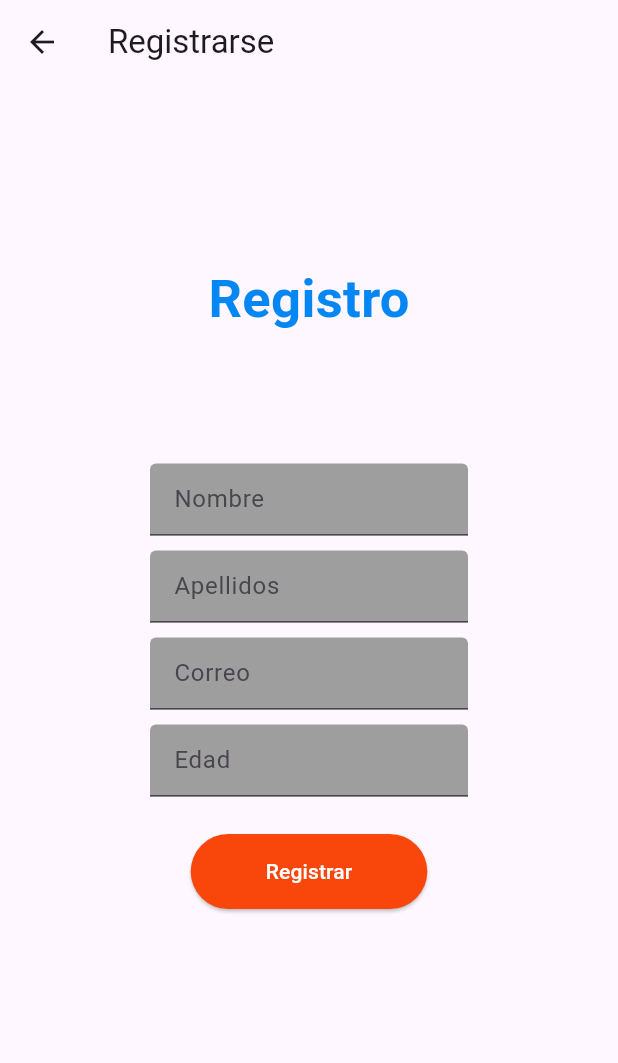
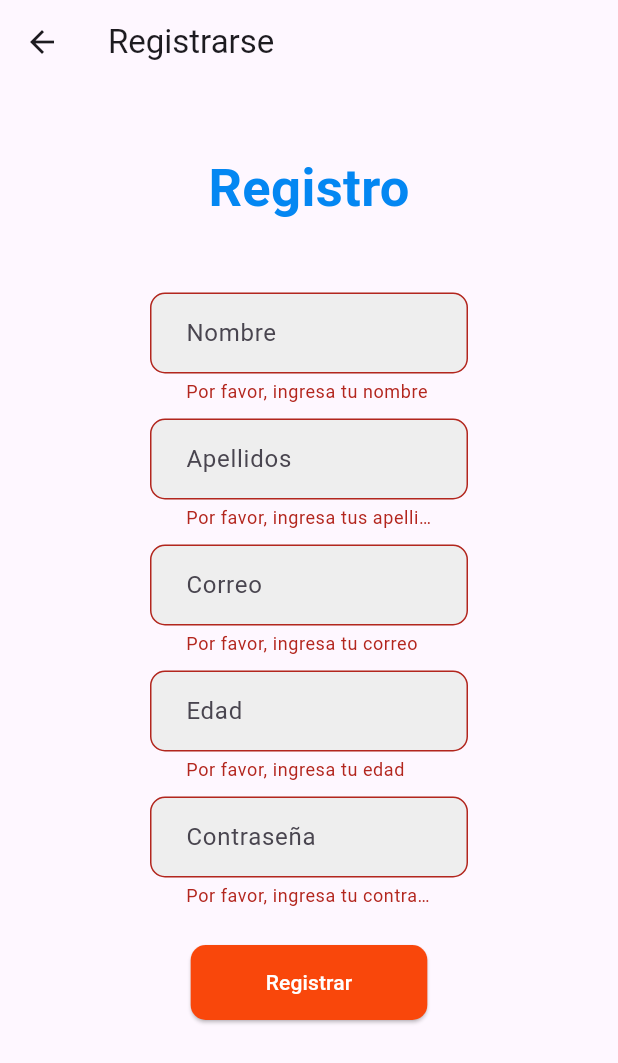
Before and after one commit to ChrisOsicka/TAE_APP, a Flutter app: the Registro screen opened directly, after a tap on "Registrar", on a phone screen of 412 x 824 dp. Shown: the top 1063 px of the screen. Run offline on Flutter 3.47's test engine with Material 3 defaults, Android fonts, the phone set to English and light mode, and no system bars.

Commit message:
Proyecto Flutter

```diff
--- a/lib/paginas/registro.dart
+++ b/lib/paginas/registro.dart
@@ -1,4 +1,23 @@
 import 'package:flutter/material.dart';
+
+void main() {
+  runApp(const MyApp());
+}
+
+class MyApp extends StatelessWidget {
+  const MyApp({super.key});
+
+  @override
+  Widget build(BuildContext context) {
+    return MaterialApp(
+      title: 'Registro',
+      theme: ThemeData(
+        primarySwatch: Colors.blue,
+      ),
+      home: const Registro(),
+    );
+  }
+}
 
 class Registro extends StatelessWidget {
   const Registro({super.key});
@@ -9,109 +28,119 @@ class Registro extends StatelessWidget {
       appBar: AppBar(
         title: const Text("Registrarse"),
       ),
-      body: cuerpo()
+      body: Form(
+        key: _formKey,
+        child: cuerpo(),
+      ),
     );
   }
 }
 
-Widget cuerpo(){
+final _formKey = GlobalKey<FormState>();
+
+Widget cuerpo() {
   return Container(
-    padding: EdgeInsets.only(bottom: 100),
-    decoration: BoxDecoration(
-    ),
+    padding: const EdgeInsets.only(bottom: 100),
     child: Center(
       child: Column(
         mainAxisAlignment: MainAxisAlignment.center,
         children: <Widget>[
           registro(),
-          nombre(),
-          apellidos(),
-          correo(),
-          edad(),
-          const SizedBox(height: 20,),
+          _buildTextField("Nombre", validator: (value) {
+            if (value == null || value.isEmpty) {
+              return 'Por favor, ingresa tu nombre';
+            }
+            return null;
+          }),
+          _buildTextField("Apellidos", validator: (value) {
+            if (value == null || value.isEmpty) {
+              return 'Por favor, ingresa tus apellidos';
+            }
+            return null;
+          }),
+          _buildTextField("Correo", validator: (value) {
+            if (value == null || value.isEmpty) {
+              return 'Por favor, ingresa tu correo';
+            }
+            if (!RegExp(r'^[\w-\.]+@([\w-]+\.)+[\w-]{2,4}$').hasMatch(value)) {
+              return 'Correo no válido';
+            }
+            return null;
+          }),
+          _buildTextField("Edad", validator: (value) {
+            if (value == null || value.isEmpty) {
+              return 'Por favor, ingresa tu edad';
+            }
+            if (int.tryParse(value) == null) {
+              return 'Edad no válida';
+            }
+            return null;
+          }),
+          _buildTextField("Contraseña", isPassword: true, validator: (value) {
+            if (value == null || value.isEmpty) {
+              return 'Por favor, ingresa tu contraseña';
+            }
+            if (value.length < 8) {
+              return 'La contraseña debe tener al menos 8 caracteres';
+            }
+            return null;
+          }),
+          const SizedBox(height: 20),
           registrar(),
         ],
-      )
-      ),
-  );
-}
-
-Widget registro(){
-return Container(
-  padding: const EdgeInsets.only(bottom: 80), // Padding del Container
-  child: const Text(
-    "Registro",
-    style: TextStyle(
-      color: Color.fromARGB(255, 4, 135, 242), // Color del texto
-      fontSize: 35.0, // Tamaño de la fuente
-      fontWeight: FontWeight.bold, // Negrita
       ),
     ),
   );
 }
 
-Widget nombre(){
+Widget registro() {
   return Container(
-      padding: EdgeInsets.symmetric(horizontal: 100, vertical:5),
-      child: TextField(
-      decoration: InputDecoration(
-        hintText: "Nombre",
-        fillColor: Colors.grey,
-        filled: true,
+    padding: const EdgeInsets.only(bottom: 40),
+    child: const Text(
+      "Registro",
+      style: TextStyle(
+        color: Color.fromARGB(255, 4, 135, 242),
+        fontSize: 35.0,
+        fontWeight: FontWeight.bold,
       ),
     ),
   );
 }
 
-Widget apellidos(){
+Widget _buildTextField(String hintText, {bool isPassword = false, String? Function(String?)? validator}) {
   return Container(
-      padding: EdgeInsets.symmetric(horizontal: 100, vertical:5),
-      child: TextField(
+    padding: const EdgeInsets.symmetric(horizontal: 100, vertical: 5),
+    child: TextFormField(
+      obscureText: isPassword,
       decoration: InputDecoration(
-        hintText: "Apellidos",
-        fillColor: Colors.grey,
+        hintText: hintText,
+        fillColor: Colors.grey[200],
         filled: true,
+        border: OutlineInputBorder(
+          borderRadius: BorderRadius.circular(10.0),
         ),
+        contentPadding: const EdgeInsets.symmetric(horizontal: 20, vertical: 15),
+      ),
+      validator: validator,
     ),
   );
 }
 
-Widget correo(){
-    return Container(
-      padding: EdgeInsets.symmetric(horizontal: 100, vertical:5),
-      child: TextField(
-      decoration: InputDecoration(
-        hintText: "Correo",
-        fillColor: Colors.grey,
-        filled: true,
-      ),
-    ),
-    );
-}
-
-Widget edad(){
-  return Container(
-      padding: EdgeInsets.symmetric(horizontal: 100, vertical:5),
-      child: TextField(
-      decoration: InputDecoration(
-        hintText: "Edad",
-        fillColor: Colors.grey,
-        filled: true,
-      ),
-    ),
-    );
-}
-
-Widget registrar(){
+Widget registrar() {
   return ElevatedButton(
     onPressed: () {
-                // Navegar a la pantalla de registro
-                // Navigator.push(context, MaterialPageRoute(builder: (context) => RegisterScreen()));
+      if (_formKey.currentState!.validate()) {
+        // Si todos los campos son válidos, procede con el registro
+        print('Registro exitoso');
+      }
     },
     style: ElevatedButton.styleFrom(
-                backgroundColor: const Color.fromARGB(255, 249, 71, 11), // Color de fondo
-                foregroundColor: Colors.white, // Color del texto
+      backgroundColor: const Color.fromARGB(255, 249, 71, 11),
+      foregroundColor: Colors.white,
       padding: const EdgeInsets.symmetric(horizontal: 50, vertical: 15),
+      shape: RoundedRectangleBorder(
+        borderRadius: BorderRadius.circular(10.0),
+      ),
     ),
     child: const Text("Registrar"),
   );
--- a/pubspec.yaml
+++ b/pubspec.yaml
@@ -34,6 +34,7 @@ dependencies:
   # The following adds the Cupertino Icons font to your application.
   # Use with the CupertinoIcons class for iOS style icons.
   cupertino_icons: ^1.0.8
+  postgres: ^3.5.4
 
 dev_dependencies:
   flutter_test:
```
Also changed, not shown: lib/paginas/usuario.dart (added), lib/services/database.dart (added), pubspec.lock. Lines whose indentation alone changed are shown as unchanged.
